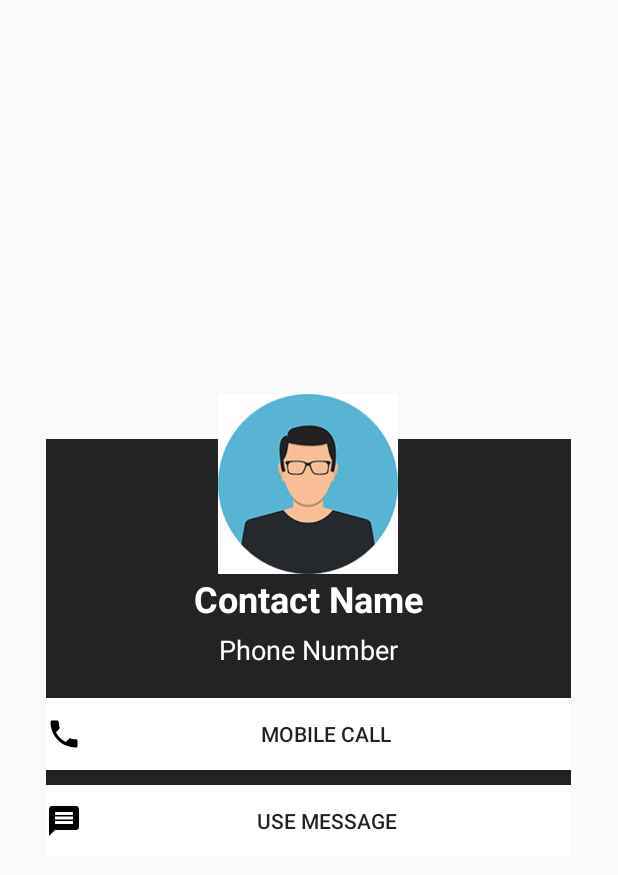
After one commit to foureverhh/FragmentWithRecyclerview, an Android app: the layout dialog_contact.xml on its own in the app's theme, with its tools: preview values and no code run, on a phone screen of 412 x 824 dp. The commit adds this screen. Shown: the top 875 px of the screen. Run offline under Robolectric (Android 15) with nearby library versions, the phone set to English and light mode, and no system bars.

Commit message:
A customized dialog shows up when clicked on recyclerview

```diff
--- a/app/src/main/java/com/nackademin/foureverhh/recyclerviewwithtableviewonfragment/FragmentContact.java
+++ b/app/src/main/java/com/nackademin/foureverhh/recyclerviewwithtableviewonfragment/FragmentContact.java
@@ -49,7 +49,5 @@ public class FragmentContact extends Fragment {
         contactList.add(new Contact("Jack6","600",R.drawable.jack6));
         contactList.add(new Contact("Jack7","700",R.drawable.jack7));
         contactList.add(new Contact("Jack8","800",R.drawable.jack8));
-
-
     }
 }
--- a/app/src/main/java/com/nackademin/foureverhh/recyclerviewwithtableviewonfragment/RecyclerViewAdapter.java
+++ b/app/src/main/java/com/nackademin/foureverhh/recyclerviewwithtableviewonfragment/RecyclerViewAdapter.java
@@ -1,6 +1,9 @@
 package com.nackademin.foureverhh.recyclerviewwithtableviewonfragment;
 
+import android.app.Dialog;
 import android.content.Context;
+import android.graphics.Color;
+import android.graphics.drawable.ColorDrawable;
 import android.support.annotation.NonNull;
 import android.support.v7.widget.RecyclerView;
 import android.view.LayoutInflater;
@@ -9,15 +12,16 @@ import android.view.ViewGroup;
 import android.widget.ImageView;
 import android.widget.LinearLayout;
 import android.widget.TextView;
+import android.widget.Toast;
 
-import java.util.ArrayList;
 import java.util.List;
-import java.util.zip.Inflater;
+
 
 public class RecyclerViewAdapter extends RecyclerView.Adapter<RecyclerViewAdapter.MyViewHolder> {
 
     private Context mContext;
-    private List<Contact> contactList = new ArrayList<>();
+    private List<Contact> contactList;
+    private Dialog myDialog;
 
     public RecyclerViewAdapter(Context mContext, List<Contact> contactList) {
         this.mContext = mContext;
@@ -29,12 +33,14 @@ public class RecyclerViewAdapter extends RecyclerView.Adapter<RecyclerViewAdapte
         private TextView nameText;
         private TextView numberText;
         private ImageView imageView;
+        private LinearLayout item_contact;
 
         public MyViewHolder(@NonNull View itemView) {
             super(itemView);
             nameText = itemView.findViewById(R.id.name_contact);
             numberText = itemView.findViewById(R.id.phone_contact);
             imageView = itemView.findViewById(R.id.img_contact);
+            item_contact = itemView.findViewById(R.id.contact_item_id);
         }
     }
 
@@ -43,8 +49,31 @@ public class RecyclerViewAdapter extends RecyclerView.Adapter<RecyclerViewAdapte
     public MyViewHolder onCreateViewHolder(@NonNull ViewGroup viewGroup, int i) {
         View view = LayoutInflater.from(mContext)
                     .inflate(R.layout.item_contact,viewGroup,false);
-        MyViewHolder viewHolder = new MyViewHolder(view);
-        return viewHolder;
+        final MyViewHolder myViewHolder = new MyViewHolder(view);
+
+        //Dialog initialize
+        myDialog = new Dialog(mContext);
+        myDialog.setContentView(R.layout.dialog_contact);
+        myDialog.getWindow().setBackgroundDrawable(new ColorDrawable(Color.TRANSPARENT));
+
+        myViewHolder.item_contact.setOnClickListener(new View.OnClickListener() {
+            @Override
+            public void onClick(View v) {
+                Toast.makeText(mContext,"Test Click"+myViewHolder.getAdapterPosition(),
+                        Toast.LENGTH_SHORT).show();
+
+                TextView dialog_name_textView_id = myDialog.findViewById(R.id.dialog_name_id);
+                TextView dialog_phone_textView_id = myDialog.findViewById(R.id.dialog_phone_id);
+                ImageView dialog_image_id = myDialog.findViewById(R.id.dialog_image_id);
+
+                dialog_name_textView_id.setText(contactList.get(myViewHolder.getAdapterPosition()).getName());
+                dialog_phone_textView_id.setText(contactList.get(myViewHolder.getAdapterPosition()).getPhoneNumber());
+                dialog_image_id.setImageResource(contactList.get(myViewHolder.getAdapterPosition()).getPhoto());
+                myDialog.show();
+            }
+        });
+
+        return myViewHolder;
     }
 
     @Override
--- /dev/null
+++ b/app/src/main/res/drawable/dial_call_black_24dp.xml
@@ -0,0 +1,9 @@
+<vector xmlns:android="http://schemas.android.com/apk/res/android"
+        android:width="24dp"
+        android:height="24dp"
+        android:viewportWidth="24.0"
+        android:viewportHeight="24.0">
+    <path
+        android:fillColor="#FF000000"
+        android:pathData="M6.62,10.79c1.44,2.83 3.76,5.14 6.59,6.59l2.2,-2.2c0.27,-0.27 0.67,-0.36 1.02,-0.24 1.12,0.37 2.33,0.57 3.57,0.57 0.55,0 1,0.45 1,1V20c0,0.55 -0.45,1 -1,1 -9.39,0 -17,-7.61 -17,-17 0,-0.55 0.45,-1 1,-1h3.5c0.55,0 1,0.45 1,1 0,1.25 0.2,2.45 0.57,3.57 0.11,0.35 0.03,0.74 -0.25,1.02l-2.2,2.2z"/>
+</vector>
--- /dev/null
+++ b/app/src/main/res/drawable/dial_message_black_24dp.xml
@@ -0,0 +1,9 @@
+<vector xmlns:android="http://schemas.android.com/apk/res/android"
+        android:width="24dp"
+        android:height="24dp"
+        android:viewportWidth="24.0"
+        android:viewportHeight="24.0">
+    <path
+        android:fillColor="#FF000000"
+        android:pathData="M20,2L4,2c-1.1,0 -1.99,0.9 -1.99,2L2,22l4,-4h14c1.1,0 2,-0.9 2,-2L22,4c0,-1.1 -0.9,-2 -2,-2zM18,14L6,14v-2h12v2zM18,11L6,11L6,9h12v2zM18,8L6,8L6,6h12v2z"/>
+</vector>
--- /dev/null
+++ b/app/src/main/res/layout/dialog_contact.xml
@@ -0,0 +1,60 @@
+<?xml version="1.0" encoding="utf-8"?>
+<RelativeLayout xmlns:android="http://schemas.android.com/apk/res/android"
+    android:layout_width="350dp"
+    android:layout_height="wrap_content"
+    android:layout_gravity="center">
+
+    <LinearLayout
+            android:layout_marginTop="40dp"
+            android:layout_width="match_parent"
+            android:layout_height="wrap_content"
+            android:background="#232323"
+            android:orientation="vertical"
+            android:gravity="center_horizontal">
+        <TextView
+            android:id="@+id/dialog_name_id"
+            android:layout_width="wrap_content"
+            android:layout_height="wrap_content"
+            android:text="Contact Name"
+            android:textColor="@android:color/white"
+            android:textStyle="bold"
+            android:textSize="24sp"
+            android:layout_marginTop="90dp"/>
+        <TextView
+            android:id="@+id/dialog_phone_id"
+            android:layout_width="wrap_content"
+            android:layout_height="wrap_content"
+            android:textSize="18sp"
+            android:textColor="@android:color/white"
+            android:text="Phone Number"
+            android:layout_marginTop="5dp"
+            android:layout_marginBottom="10dp"/>
+        <Button
+            android:id="@+id/dialog_btn_call"
+            android:drawableStart="@drawable/dial_call_black_24dp"
+            android:layout_width="match_parent"
+            android:layout_height="wrap_content"
+            android:background="@android:color/white"
+            android:text="Mobile Call"
+            android:layout_marginTop="10dp"
+            />
+        <Button
+            android:id="@+id/dialog_btn_message"
+            android:drawableStart="@drawable/dial_message_black_24dp"
+            android:layout_width="match_parent"
+            android:layout_height="wrap_content"
+            android:background="@android:color/white"
+            android:text="Use Message"
+            android:layout_marginTop="10dp"/>
+    </LinearLayout>
+
+    <ImageView
+        android:id="@+id/dialog_image_id"
+        android:layout_width="140dp"
+        android:layout_height="140dp"
+        android:src="@drawable/jack1"
+        android:padding="10dp"
+        android:layout_centerHorizontal="true"
+        android:layout_alignParentTop="true"
+        />
+</RelativeLayout>
--- a/app/src/main/res/layout/item_contact.xml
+++ b/app/src/main/res/layout/item_contact.xml
@@ -3,7 +3,8 @@
     android:orientation="horizontal"
     android:layout_width="match_parent"
     android:layout_height="wrap_content"
-    android:padding="20dp">
+    android:padding="20dp"
+    android:id="@+id/contact_item_id">
 
     <ImageView
         android:id="@+id/img_contact"
```
